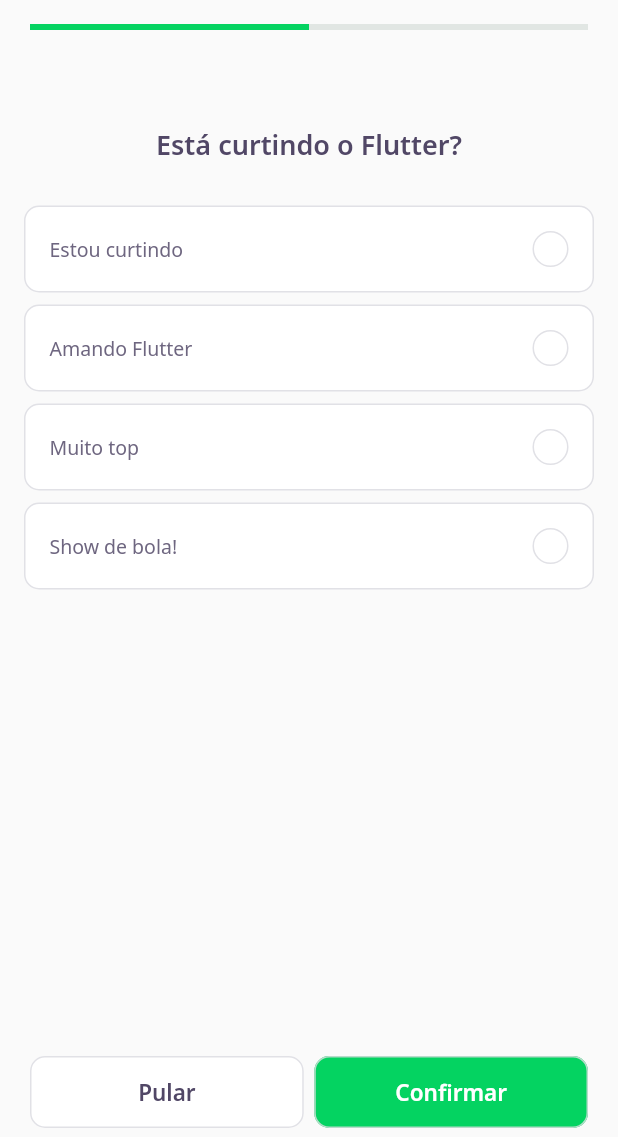
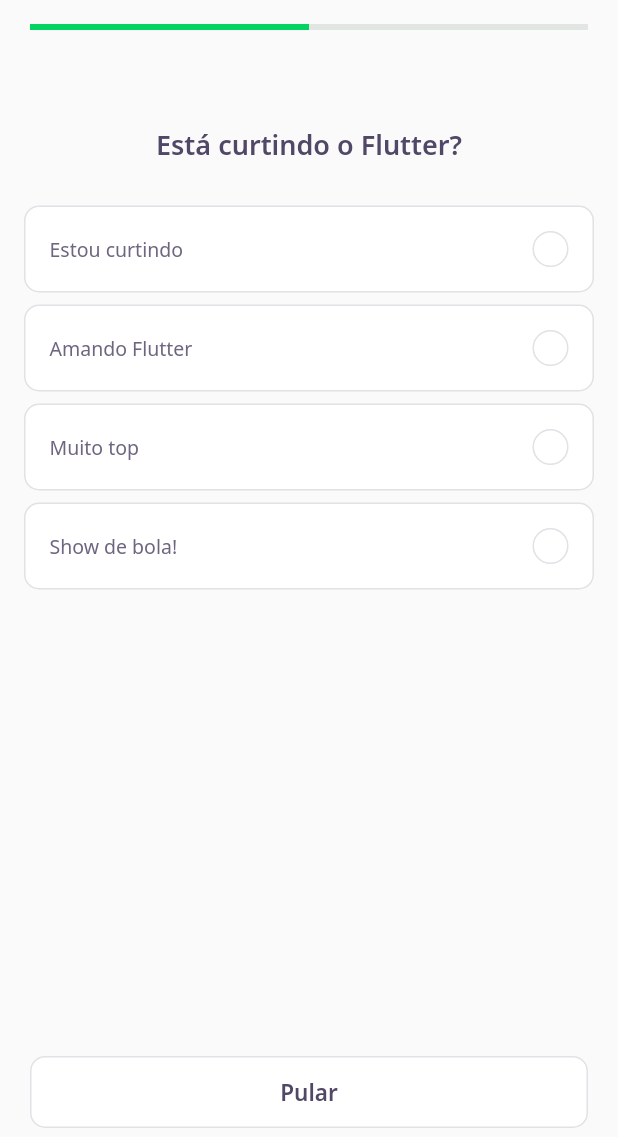
Before and after one commit to pedrohcms/devquiz, a Flutter app: the screen it shows after launch, after a tap on "NLW 5 Flutter", on a phone screen of 412 x 824 dp, the part 99-1236 px from its top. Run offline on Flutter 3.47's test engine with Material 2 defaults, Android fonts, the phone set to English and light mode, and no system bars; our stand-ins replace google_fonts; accounts and stored records are empty; network calls fail.

Commit message:
Adiciona escolha de resposta e troca de pagina

```diff
--- a/lib/challenge/challenge_page.dart
+++ b/lib/challenge/challenge_page.dart
@@ -17,6 +17,14 @@ class ChallengePage extends StatefulWidget {
 class _ChallengePageState extends State<ChallengePage> {
   final controller = ChallengeController();
   final pageController = PageController();
+
+  void nextPage() {
+    if (controller.currentPage < widget.questions.length)
+      pageController.nextPage(
+        duration: Duration(milliseconds: 100),
+        curve: Curves.linear,
+      );
+  }
 
   @override
   void initState() {
@@ -59,36 +67,36 @@ class _ChallengePageState extends State<ChallengePage> {
         children: widget.questions
             .map((e) => QuizWidget(
                   question: e,
+                  onChange: nextPage,
                 ))
             .toList(),
       ),
       bottomNavigationBar: Padding(
         padding: const EdgeInsets.only(bottom: 6, right: 20, left: 20),
         child: SafeArea(
-          child: Row(
-            mainAxisAlignment: MainAxisAlignment.spaceBetween,
+          child: ValueListenableBuilder<int>(
+            valueListenable: controller.currentPageNotifier,
+            builder: (context, value, _) => Row(
+              mainAxisAlignment: MainAxisAlignment.spaceAround,
               children: [
+                if (controller.currentPage < widget.questions.length)
                   Expanded(
                     child: NextButtonWidget.white(
                       label: "Pular",
-                  onTap: () {
-                    pageController.nextPage(
-                      duration: Duration(milliseconds: 100),
-                      curve: Curves.linear,
-                    );
-                  },
+                      onTap: nextPage,
                     ),
                   ),
-              SizedBox(
-                width: 7,
-              ),
+                if (value == widget.questions.length)
                   Expanded(
                     child: NextButtonWidget.green(
                       label: "Confirmar",
-                  onTap: () {},
+                      onTap: () {
+                        Navigator.pop(context);
+                      },
                     ),
+                  )
+              ],
             ),
-            ],
           ),
         ),
       ),
--- a/lib/challenge/widgets/answer/answer_widget.dart
+++ b/lib/challenge/widgets/answer/answer_widget.dart
@@ -5,12 +5,14 @@ import 'package:flutter/material.dart';
 class AnswerWidget extends StatelessWidget {
   final AwnserModel awnser;
   final bool isSelected;
+  final bool disabled;
   final VoidCallback onTap;
 
   AnswerWidget({
     Key? key,
     required this.awnser,
     this.isSelected = false,
+    this.disabled = false,
     required this.onTap,
   }) : super(key: key);
 
@@ -35,6 +37,8 @@ class AnswerWidget extends StatelessWidget {
   Widget build(BuildContext context) {
     return Padding(
       padding: const EdgeInsets.symmetric(horizontal: 16, vertical: 4),
+      child: IgnorePointer(
+        ignoring: disabled,
         child: GestureDetector(
           onTap: onTap,
           child: Container(
@@ -44,7 +48,8 @@ class AnswerWidget extends StatelessWidget {
               borderRadius: BorderRadius.circular(10),
               border: Border.fromBorderSide(
                 BorderSide(
-                color: isSelected ? _selectedBorderCardRight : AppColors.border,
+                  color:
+                      isSelected ? _selectedBorderCardRight : AppColors.border,
                 ),
               ),
             ),
@@ -54,8 +59,9 @@ class AnswerWidget extends StatelessWidget {
                 Expanded(
                   child: Text(
                     awnser.title,
-                  style:
-                      isSelected ? _selectedTextStyleRight : AppTextStyles.body,
+                    style: isSelected
+                        ? _selectedTextStyleRight
+                        : AppTextStyles.body,
                   ),
                 ),
                 Container(
@@ -66,8 +72,9 @@ class AnswerWidget extends StatelessWidget {
                     borderRadius: BorderRadius.circular(500),
                     border: Border.fromBorderSide(
                       BorderSide(
-                      color:
-                          isSelected ? _selectedBorderRight : AppColors.border,
+                        color: isSelected
+                            ? _selectedBorderRight
+                            : AppColors.border,
                       ),
                     ),
                   ),
@@ -83,6 +90,7 @@ class AnswerWidget extends StatelessWidget {
             ),
           ),
         ),
+      ),
     );
   }
 }
--- a/lib/challenge/widgets/quiz/quiz_controller.dart
+++ /dev/null
@@ -1,3 +0,0 @@
-class QuizController {
-  var indexSelected = 0;
-}
--- a/lib/challenge/widgets/quiz/quiz_widget.dart
+++ b/lib/challenge/widgets/quiz/quiz_widget.dart
@@ -6,7 +6,12 @@ import 'package:flutter/material.dart';
 
 class QuizWidget extends StatefulWidget {
   final QuestionModel question;
-  QuizWidget({Key? key, required this.question}) : super(key: key);
+  final VoidCallback onChange;
+  QuizWidget({
+    Key? key,
+    required this.question,
+    required this.onChange,
+  }) : super(key: key);
 
   @override
   _QuizWidgetState createState() => _QuizWidgetState();
@@ -35,11 +40,15 @@ class _QuizWidgetState extends State<QuizWidget> {
           for (var i = 0; i < widget.question.awnsers.length; i++)
             AnswerWidget(
               awnser: awnser(i),
+              disabled: indexSelected != -1,
               isSelected: indexSelected == i,
               onTap: () {
                 setState(() {
                   indexSelected = i;
                 });
+
+                Future.delayed(Duration(seconds: 1))
+                    .then((value) => widget.onChange());
               },
             ),
         ],
```
Lines whose indentation alone changed are shown as unchanged.
